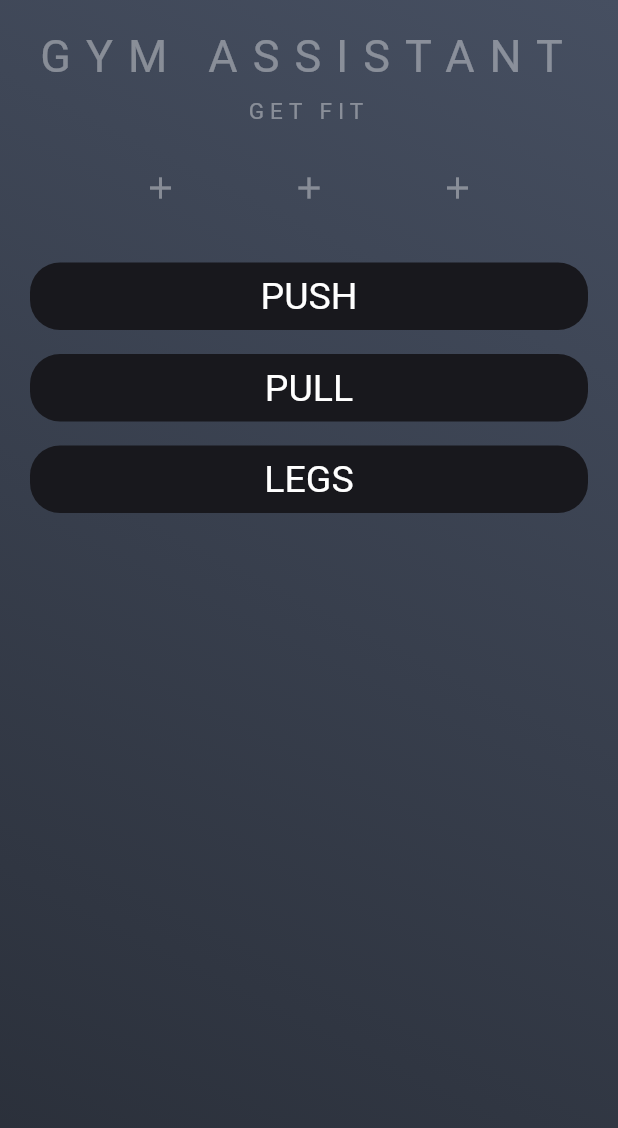
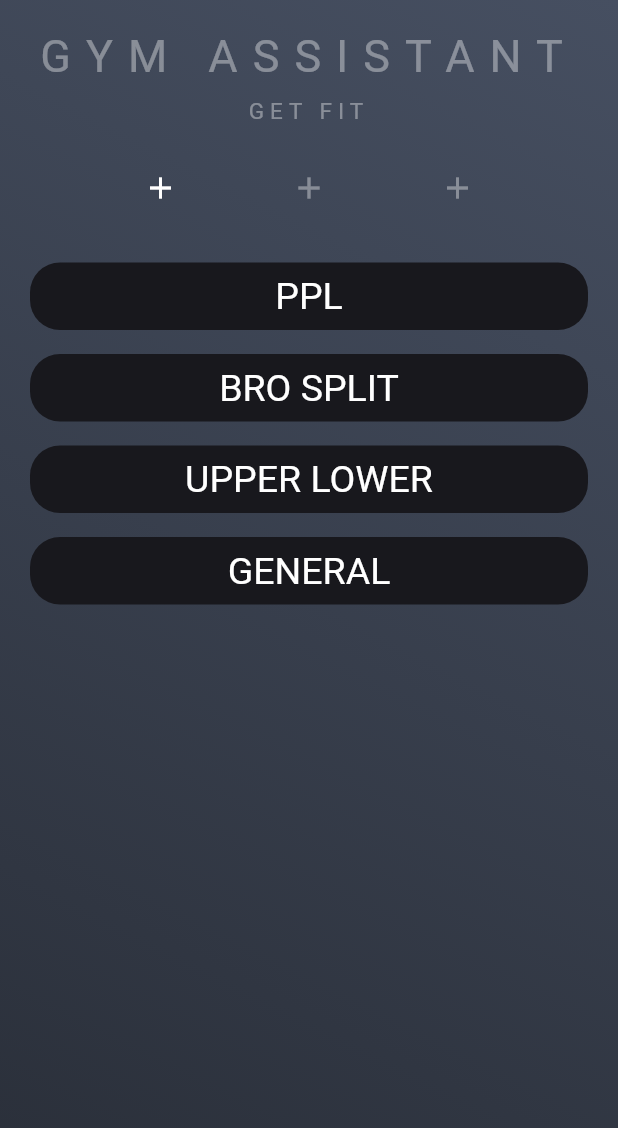
Before and after one commit to PeterMaged97/gym-assistant, a Flutter app: the screen it shows after launch, on a phone screen of 412 x 824 dp. Shown: the top 1128 px of the screen. Run offline on Flutter 3.47's test engine with Material 2 defaults, Android fonts, the phone set to English and light mode, and no system bars; our stand-ins replace expandable, shared_preferences.

Commit message:
Completed the navigation functionality among routines, days and exercises & added the navigation buttons functionality (top bar).

```diff
--- a/lib/Screens/home_screen.dart
+++ b/lib/Screens/home_screen.dart
@@ -1,16 +1,58 @@
 import 'package:flutter/cupertino.dart';
 import 'package:flutter/material.dart';
 import 'package:get_ripped/Components/display_card.dart';
+import 'package:get_ripped/Components/exercise_card.dart';
 import 'package:get_ripped/constants.dart';
+import 'package:get_ripped/routine.dart';
 import 'package:get_ripped/routine_list.dart';
 import 'package:provider/provider.dart';
 
-class HomeScreen extends StatelessWidget {
+class HomeScreen extends StatefulWidget {
+
+  final List<Routine> routines;
+
+  HomeScreen(this.routines);
+
+  @override
+  _HomeScreenState createState() => _HomeScreenState();
+}
+
+class _HomeScreenState extends State<HomeScreen> {
+  kListLevel currentLevel;
+  dynamic source;
+  int i;
+
+  @override
+  void initState() {
+    super.initState();
+    currentLevel = kListLevel.Routine;
+    source = widget.routines;
+  }
+
+  onBack(){
+    if(currentLevel == kListLevel.Exercise){
+      setState(() {
+          currentLevel = kListLevel.Day;
+          print(i);
+          source = widget.routines[i].days;
+      });
+    }else if(currentLevel == kListLevel.Day){
+      setState(() {
+        currentLevel = kListLevel.Routine;
+        source = widget.routines;
+      });
+    }
+  }
+
   @override
   Widget build(BuildContext context) {
-    dynamic source = Provider.of<RoutineList>(context).routines[0].days;
 
-    return Material(
+    return WillPopScope(
+      onWillPop: () async {
+        onBack();
+        return false;
+        },
+      child: Material(
         child: Container(
           decoration: BoxDecoration(
             gradient: LinearGradient(
@@ -54,24 +96,48 @@ class HomeScreen extends StatelessWidget {
                     //ToDo: Change Icons to something suitable and add their functionality.
                     mainAxisAlignment: MainAxisAlignment.spaceEvenly,
                     children: [
-                    Icon(
+                      GestureDetector(
+                        onTap: (){
+                          setState(() {
+                            currentLevel = kListLevel.Routine;
+                            source = widget.routines;
+                          });
+                        },
+                        child: Icon(
                           Icons.add,
-                      color: kPrimaryColor,
+                          color: currentLevel == kListLevel.Routine
+                              ? Colors.white
+                              : kPrimaryColor,
+                        ),
+                      ),
+                      GestureDetector(
+                        onTap: (){
+                          setState(() {
+                            if (currentLevel == kListLevel.Exercise){
+                              currentLevel = kListLevel.Day;
+                              print(i);
+                              source = widget.routines[i].days;
+                            }
+                          });
+                        },
+                        child: Icon(
+                          Icons.add,
+                          color: currentLevel == kListLevel.Day
+                              ? Colors.white
+                              : kPrimaryColor,
+                        ),
                       ),
                       Icon(
                         Icons.add,
-                      color: kPrimaryColor,
-                    ),
-                    Icon(
-                      Icons.add,
-                      color: kPrimaryColor,
+                        color: currentLevel == kListLevel.Exercise
+                            ? Colors.white
+                            : kPrimaryColor,
                       ),
                     ],
                   ),
                   SizedBox(
                     height: 30,
                   ),
-                // ToDo: Find a way to make the ListView Builder return either a DisplayCard or an ExerciseCard based on the source.
                   source == null
                       ? Container(child: CupertinoActivityIndicator(radius: 50.0))
                       : Expanded(
@@ -80,12 +146,32 @@ class HomeScreen extends StatelessWidget {
                             shrinkWrap: true,
                             itemCount: source.length,
                             itemBuilder: (context, index) {
+                              Widget w;
+
+                              if (currentLevel == kListLevel.Exercise) {
+                                w = ExerciseCard(
+                                    source[index].name,
+                                    source[index].sets,
+                                    source[index].reps,
+                                    source[index].weight,
+                                    source[index].isMetric);
+                              } else {
+                                w = DisplayCard(source[index].name, () {
+                                  setState(() {
+                                    source = currentLevel == kListLevel.Routine ? source[index].days : source[index].exercises;
+                                    if (currentLevel == kListLevel.Routine) {
+                                      i = index;
+                                      currentLevel = kListLevel.Day;
+                                    } else if(currentLevel == kListLevel.Day) {
+                                      currentLevel = kListLevel.Exercise;
+                                    }
+                                  });
+                                });
+                              }
+
                               return Padding(
-                              padding:
-                                  const EdgeInsets.symmetric(vertical: 8.0),
-                              child: DisplayCard(source[index].name, () {
-                                // ToDo: Add Navigation Between different hierarchies.
-                              }),
+                                padding: const EdgeInsets.symmetric(vertical: 8.0),
+                                child: w,
                               );
                             },
                           ),
@@ -95,6 +181,7 @@ class HomeScreen extends StatelessWidget {
             ),
           ),
         ),
+      ),
     );
   }
 }
--- a/lib/constants.dart
+++ b/lib/constants.dart
@@ -4,6 +4,11 @@ final Color kPrimaryBackgroundColor = Color(0xFF464F61);
 final Color kSecondaryBackgroundColor = Color(0xFF292E38);
 final Color kPrimaryColor = Color(0x60FFFFFF);
 final Color kTertiaryBackgroundColor = Color(0xFF18181D);
+enum kListLevel {
+Routine,
+Day,
+Exercise,
+}
 
 final List<String> kExerciseNames = [
   'dumbbell flat bench press',
--- a/lib/day.dart
+++ b/lib/day.dart
@@ -4,6 +4,10 @@ class Day{
   String name;
   List<Exercise> exercises;
 
+  Exercise getChild (int index){
+    return exercises[index];
+  }
+
   Day(this.name, this.exercises);
 
 }
--- a/lib/main.dart
+++ b/lib/main.dart
@@ -54,7 +54,25 @@ class GetRipped extends StatelessWidget {
 
     SystemChrome.setEnabledSystemUIOverlays([SystemUiOverlay.top]);
     SystemChrome.setSystemUIOverlayStyle(SystemUiOverlayStyle(systemNavigationBarColor: Color(0x00000000)));
-    return FutureProvider<RoutineList>(
+    return FutureBuilder<List<Routine>>(
+      builder: (BuildContext context, AsyncSnapshot<List<Routine>> snapshot) {
+        if(!snapshot.hasData){
+          return Center(
+            child: CircularProgressIndicator(),
+          );
+        } else{
+          List<Routine> r = snapshot.data;
+          return MaterialApp(
+            initialRoute: '/',
+            routes: {
+              '/' : (context) => HomeScreen(r),
+            },
+          );
+        }
+      },
+      future: loadData(),
+    );
+    /*return FutureProvider<RoutineList>(
       create: (BuildContext context) async {
         return RoutineList(await loadData());
       },
@@ -64,6 +82,7 @@ class GetRipped extends StatelessWidget {
           '/' : (context) => HomeScreen(),
         },
       ),
-    );
+    );*/
+    //HomeScreen(routines);
   }
 }
--- a/lib/routine.dart
+++ b/lib/routine.dart
@@ -4,6 +4,10 @@ class Routine{
   String name;
   List<Day> days;
 
+  Day getChild (int index){
+    return days[index];
+  }
+
   Routine(this.name, this.days);
 
 }
```
Also changed, not shown: lib/Components/exercise_card.dart (+7 -7 lines). Lines whose indentation alone changed are shown as unchanged.
